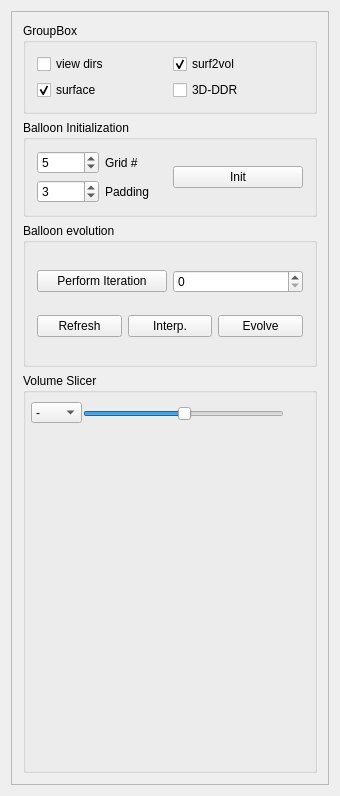
Before: the Qt Designer form src/meshlabplugins/edit_vase/vasewidget.ui in cnr-isti-vclab/meshlab, drawn with Qt 5.
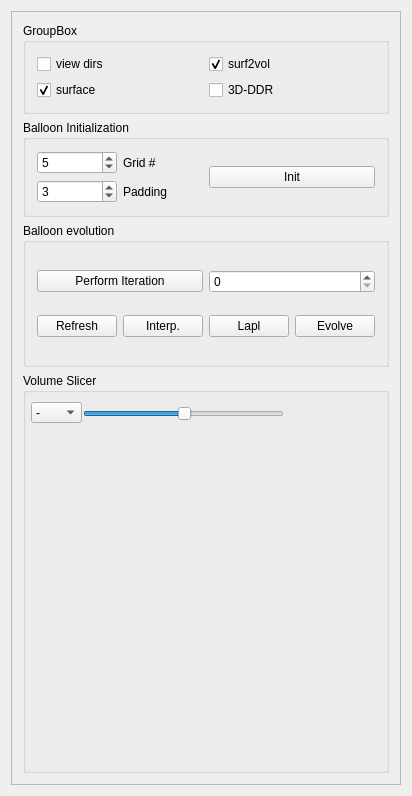
After: the same form once the commit is applied.

Diff of the .ui file:
```diff
--- a/src/meshlabplugins/edit_vase/vasewidget.ui
+++ b/src/meshlabplugins/edit_vase/vasewidget.ui
@@ -231,6 +231,13 @@
              </property>
             </widget>
            </item>
+           <item>
+            <widget class="QPushButton" name="laplButton">
+             <property name="text">
+              <string>Lapl</string>
+             </property>
+            </widget>
+           </item>
            <item>
             <widget class="QPushButton" name="evolveButton">
              <property name="text">
```
